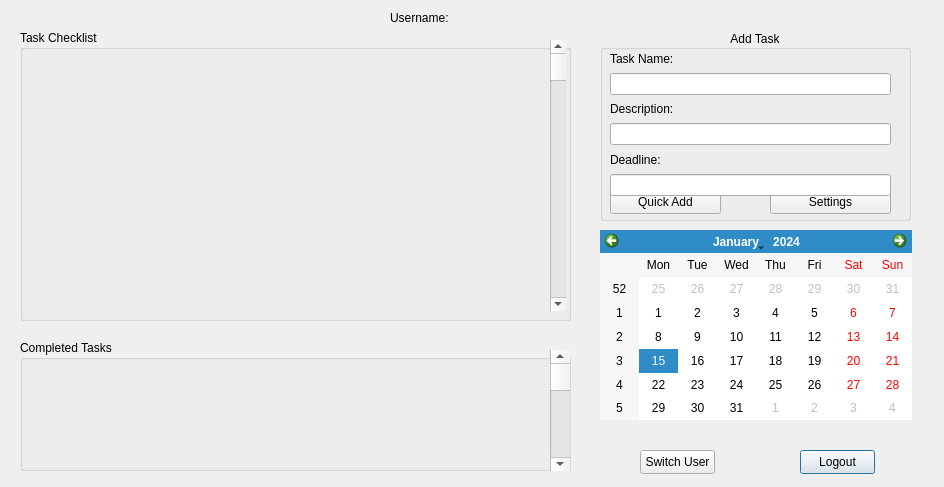
Qt form maintaskscreen.ui (luterofromtx/ActivityPlanner) before a commit.
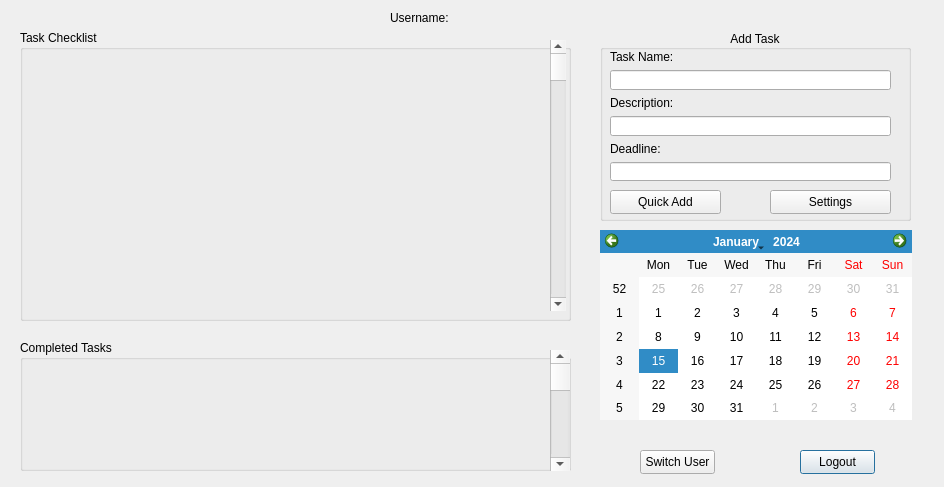
The same form after that commit.

Commit message: Added new task settings ui and buttons

Patch:
```diff
--- a/maintaskscreen.ui
+++ b/maintaskscreen.ui
@@ -161,7 +161,7 @@
       <x>10</x>
       <y>20</y>
       <width>281</width>
-      <height>146</height>
+      <height>131</height>
      </rect>
     </property>
     <layout class="QVBoxLayout" name="verticalLayout">
```
The commit also changes 6 other files.
